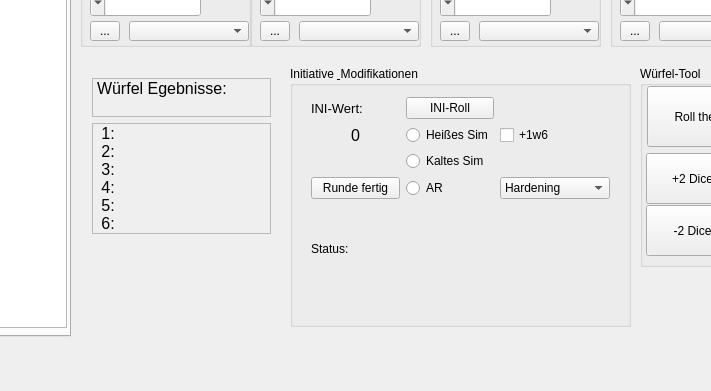
Qt form sr5/shadowruntool.ui (eLi2015/sr_tool) before a commit; both pictures show x 300 to 1011 and y 350 to 741 of the 1250 by 741 pixel window.
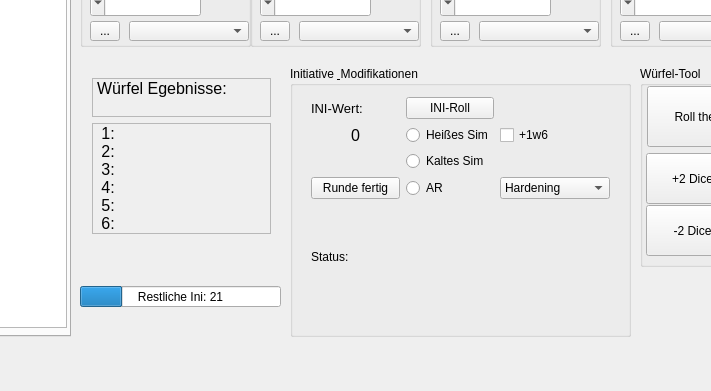
The same form after that commit. The open tabs and pages were chosen to show the change.

Commit message: [feature, refactoring] removed useless code added progress bar vor ini values

The edit to the form file:
```diff
--- a/sr5/shadowruntool.ui
+++ b/sr5/shadowruntool.ui
@@ -476,7 +476,7 @@
       <x>590</x>
       <y>380</y>
       <width>341</width>
-      <height>261</height>
+      <height>271</height>
      </rect>
     </property>
     <property name="title">
@@ -488,7 +488,7 @@
        <x>10</x>
        <y>20</y>
        <width>321</width>
-       <height>231</height>
+       <height>248</height>
       </rect>
      </property>
      <layout class="QGridLayout" name="gridLayout">
@@ -770,6 +770,31 @@
      </item>
     </layout>
    </widget>
+   <widget class="QProgressBar" name="IniBar">
+    <property name="geometry">
+     <rect>
+      <x>380</x>
+      <y>600</y>
+      <width>201</width>
+      <height>21</height>
+     </rect>
+    </property>
+    <property name="maximum">
+     <number>100</number>
+    </property>
+    <property name="value">
+     <number>21</number>
+    </property>
+    <property name="alignment">
+     <set>Qt::AlignJustify|Qt::AlignVCenter</set>
+    </property>
+    <property name="orientation">
+     <enum>Qt::Horizontal</enum>
+    </property>
+    <property name="format">
+     <string>Restliche Ini: %p</string>
+    </property>
+   </widget>
   </widget>
   <widget class="QMenuBar" name="menuBar">
    <property name="geometry">
```
Left out of the diff: 42 changed lines with no effect on the pictures. The commit also changes 1 other file.
